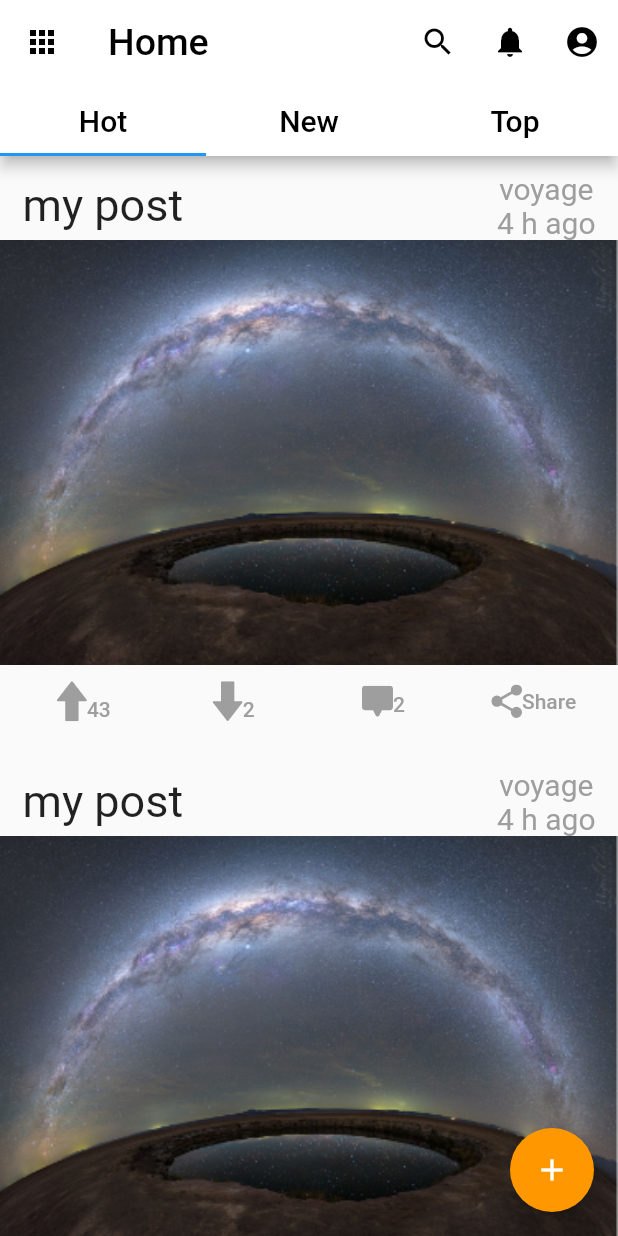
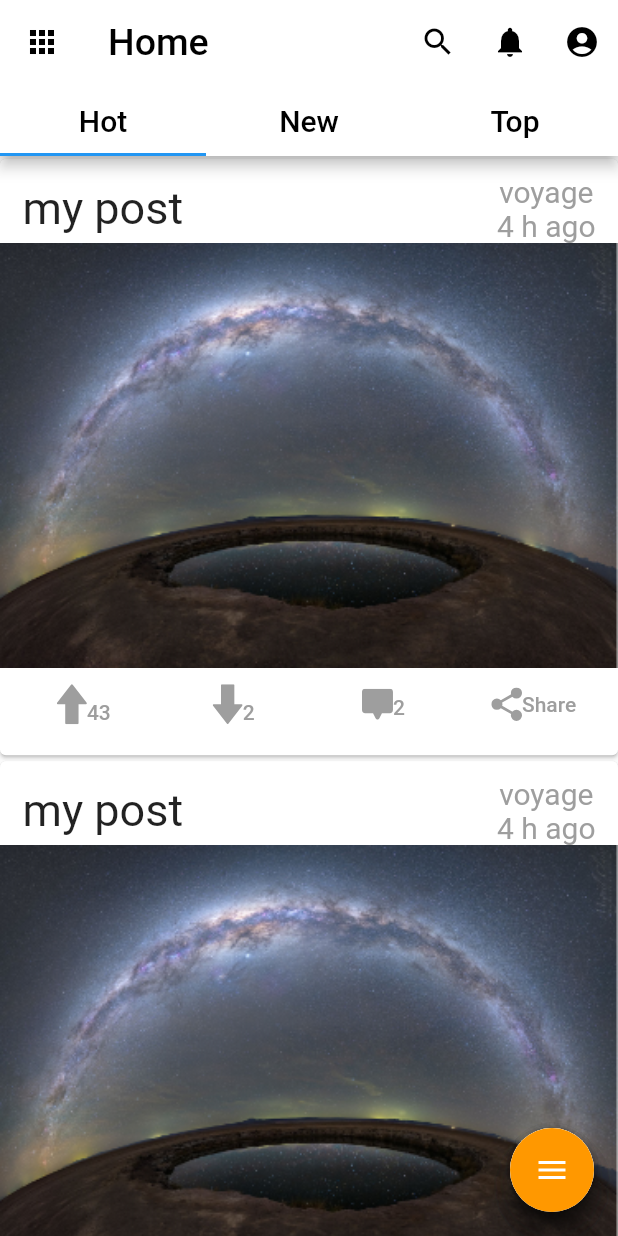
Before and after one commit to TeamInspireMe/InspireMe-Cli, a Flutter app: the Home screen opened directly, on a phone screen of 412 x 824 dp. Run offline on Flutter 3.47's test engine with Material 2 defaults, Android fonts, the phone set to English and light mode, and no system bars; our stand-ins replace flutter_svg.

Commit message:
added fancy button

```diff
--- /dev/null
+++ b/inspire_me/lib/add.dart
@@ -0,0 +1,166 @@
+import 'package:flutter/material.dart';
+
+class AddButton extends StatefulWidget {
+  final AddCallback add;
+
+  AddButton({this.add});
+
+  @override
+  _AddButtonState createState() => _AddButtonState();
+}
+
+class _AddButtonState extends State<AddButton>
+    with SingleTickerProviderStateMixin {
+  bool isOpened = false;
+  AnimationController _animationController;
+  Animation<Color> _buttonColor;
+  Animation<double> _animateIcon;
+  Animation<double> _translateButton;
+  Curve _curve = Curves.easeOut;
+  double _fabHeight = 56.0;
+
+  @override
+  initState() {
+    _animationController =
+        AnimationController(vsync: this, duration: Duration(milliseconds: 500))
+          ..addListener(() {
+            setState(() {});
+          });
+    _animateIcon =
+        Tween<double>(begin: 0.0, end: 1.0).animate(_animationController);
+    _buttonColor = ColorTween(
+      begin: Colors.orange,
+      end: Colors.red,
+    ).animate(CurvedAnimation(
+      parent: _animationController,
+      curve: Interval(
+        0.00,
+        1.00,
+        curve: Curves.linear,
+      ),
+    ));
+    _translateButton = Tween<double>(
+      begin: _fabHeight,
+      end: -14.0,
+    ).animate(CurvedAnimation(
+      parent: _animationController,
+      curve: Interval(
+        0.0,
+        0.75,
+        curve: _curve,
+      ),
+    ));
+    super.initState();
+  }
+
+  @override
+  dispose() {
+    _animationController.dispose();
+    super.dispose();
+  }
+
+  animate() {
+    if (!isOpened) {
+      _animationController.forward();
+    } else {
+      _animationController.reverse();
+    }
+    isOpened = !isOpened;
+  }
+
+  Widget photo() {
+    return Container(
+      child: FloatingActionButton(
+        backgroundColor: Colors.white,
+        onPressed: () {
+          widget.add();
+        },
+        tooltip: 'Picture',
+        child: Icon(Icons.photo_library, color: Colors.red),
+        heroTag: 'photo',
+      ),
+    );
+  }
+
+  Widget video() {
+    return Container(
+      child: FloatingActionButton(
+        backgroundColor: Colors.white,
+        onPressed: () {
+          widget.add();
+        },
+        tooltip: 'Video',
+        child: Icon(Icons.video_library, color: Colors.red),
+        heroTag: 'video',
+      ),
+    );
+  }
+
+  Widget quote() {
+    return Container(
+      child: FloatingActionButton(
+        backgroundColor: Colors.white,
+        onPressed: () {
+          widget.add();
+        },
+        tooltip: 'Text',
+        child: Icon(
+          Icons.format_quote,
+          color: Colors.red,
+        ),
+        heroTag: 'quote',
+      ),
+    );
+  }
+
+  Widget toggle() {
+    return Container(
+      child: FloatingActionButton(
+        backgroundColor: _buttonColor.value,
+        onPressed: animate,
+        tooltip: 'Add a new post',
+        child: AnimatedIcon(
+          icon: AnimatedIcons.menu_close,
+          progress: _animateIcon,
+        ),
+        heroTag: 'toggle',
+      ),
+    );
+  }
+
+  @override
+  Widget build(BuildContext context) {
+    return Column(
+      mainAxisAlignment: MainAxisAlignment.end,
+      children: <Widget>[
+        Transform(
+          transform: Matrix4.translationValues(
+            0.0,
+            _translateButton.value * 3.0,
+            0.0,
+          ),
+          child: quote(),
+        ),
+        Transform(
+          transform: Matrix4.translationValues(
+            0.0,
+            _translateButton.value * 2.0,
+            0.0,
+          ),
+          child: photo(),
+        ),
+        Transform(
+          transform: Matrix4.translationValues(
+            0.0,
+            _translateButton.value,
+            0.0,
+          ),
+          child: video(),
+        ),
+        toggle(),
+      ],
+    );
+  }
+}
+
+typedef AddCallback = Function();
--- a/inspire_me/lib/home.dart
+++ b/inspire_me/lib/home.dart
@@ -1,6 +1,7 @@
 import 'package:flutter/material.dart';
 import './category.dart';
 import './post.dart';
+import './add.dart';
 
 class Home extends StatefulWidget {
   @override
@@ -8,6 +9,9 @@ class Home extends StatefulWidget {
 }
 
 class _HomeState extends State<Home> {
+  add(){
+    print('adding post');
+  }
   @override
   Widget build(BuildContext context) {
     return DefaultTabController(
@@ -59,12 +63,7 @@ class _HomeState extends State<Home> {
             children: <Widget>[Post(), Post()],
           ),
         ]),
-        floatingActionButton: FloatingActionButton(
-            backgroundColor: Colors.orange,
-            onPressed: () {
-              print('add');
-            },
-            child: Icon(Icons.add)),
+        floatingActionButton: AddButton(add:add)
       ),
     );
   }
--- a/inspire_me/lib/post.dart
+++ b/inspire_me/lib/post.dart
@@ -43,7 +43,9 @@ class _PostState extends State<Post> {
 
   @override
   Widget build(BuildContext context) {
-    return Container(
+    return Card(
+      margin: EdgeInsets.symmetric(vertical: 2.0),
+      child: Container(
         margin: EdgeInsets.symmetric(vertical: 10.0),
         child: Column(
           children: <Widget>[
@@ -69,6 +71,7 @@ class _PostState extends State<Post> {
             Row(
               mainAxisAlignment: MainAxisAlignment.spaceEvenly,
               crossAxisAlignment: CrossAxisAlignment.end,
+
               children: <Widget>[
                 FlatButton(
                   onPressed: () {
@@ -134,6 +137,7 @@ class _PostState extends State<Post> {
             ),
           ],
         ),
+      ),
     );
   }
 }
```
Lines whose indentation alone changed are shown as unchanged.
